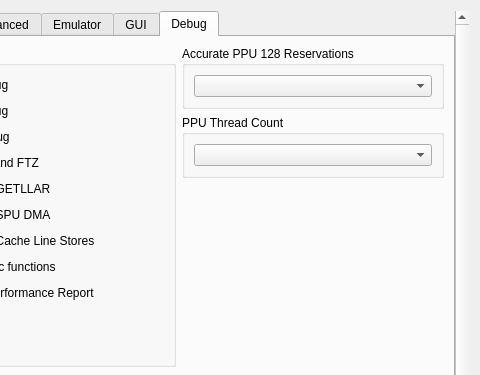
Qt form rpcs3/rpcs3qt/settings_dialog.ui (RPCS3/rpcs3) before a commit; both pictures show x 376 to 856 and y 0 to 375 of the 856 by 688 pixel window.
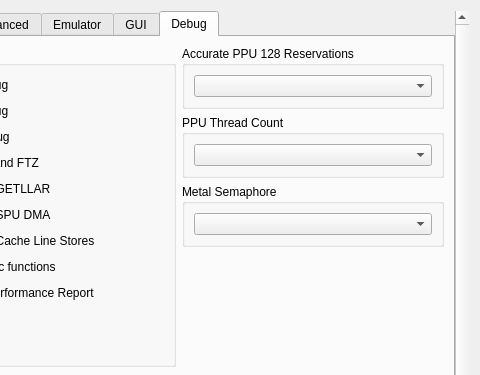
The same form after that commit. The open tabs and pages were chosen to show the change. Icons and pictures are not drawn.

Commit message: Add MoltenVK Semaphore setting

```diff
--- a/rpcs3/rpcs3qt/settings_dialog.ui
+++ b/rpcs3/rpcs3qt/settings_dialog.ui
@@ -3904,6 +3904,24 @@
                </layout>
               </widget>
              </item>
+             <item>
+              <widget class="QGroupBox" name="gb_metalsemaphore">
+               <property name="sizePolicy">
+                <sizepolicy hsizetype="Preferred" vsizetype="Minimum">
+                 <horstretch>0</horstretch>
+                 <verstretch>0</verstretch>
+                </sizepolicy>
+               </property>
+               <property name="title">
+                <string>Metal Semaphore</string>
+               </property>
+               <layout class="QVBoxLayout" name="gb_metalsemaphore_layout">
+                <item>
+                 <widget class="QComboBox" name="metalsemaphore"/>
+                </item>
+               </layout>
+              </widget>
+             </item>
              <item>
               <spacer name="verticalSpacerDebugMore">
                <property name="orientation">
```
The commit also changes 10 other files.
